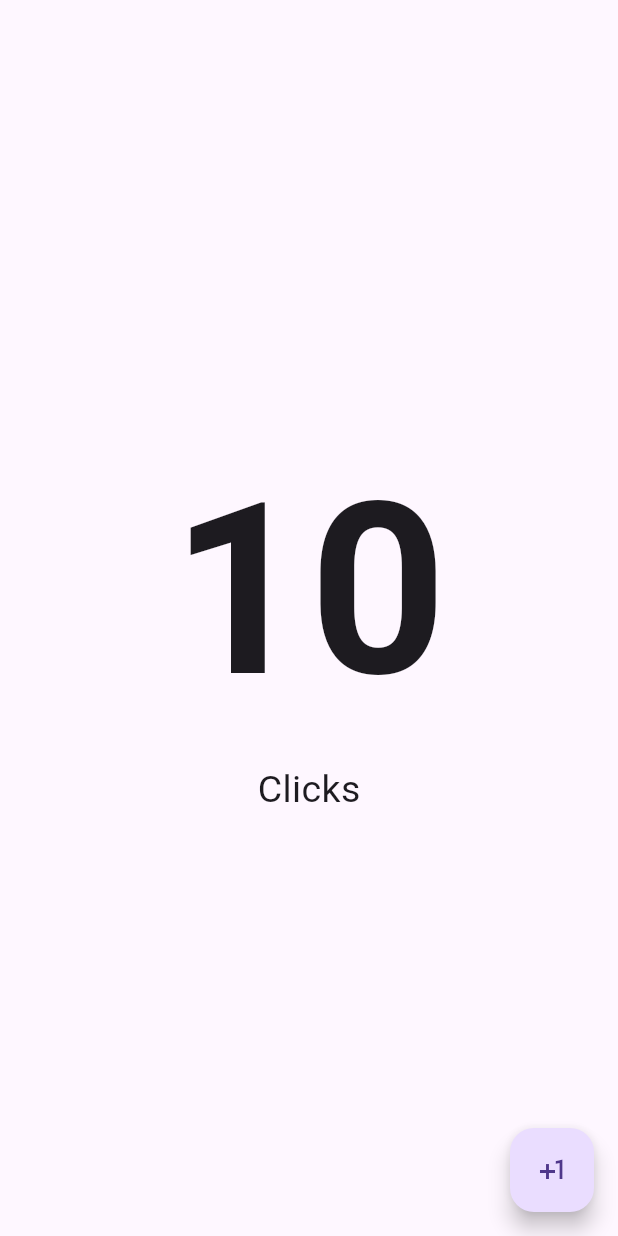
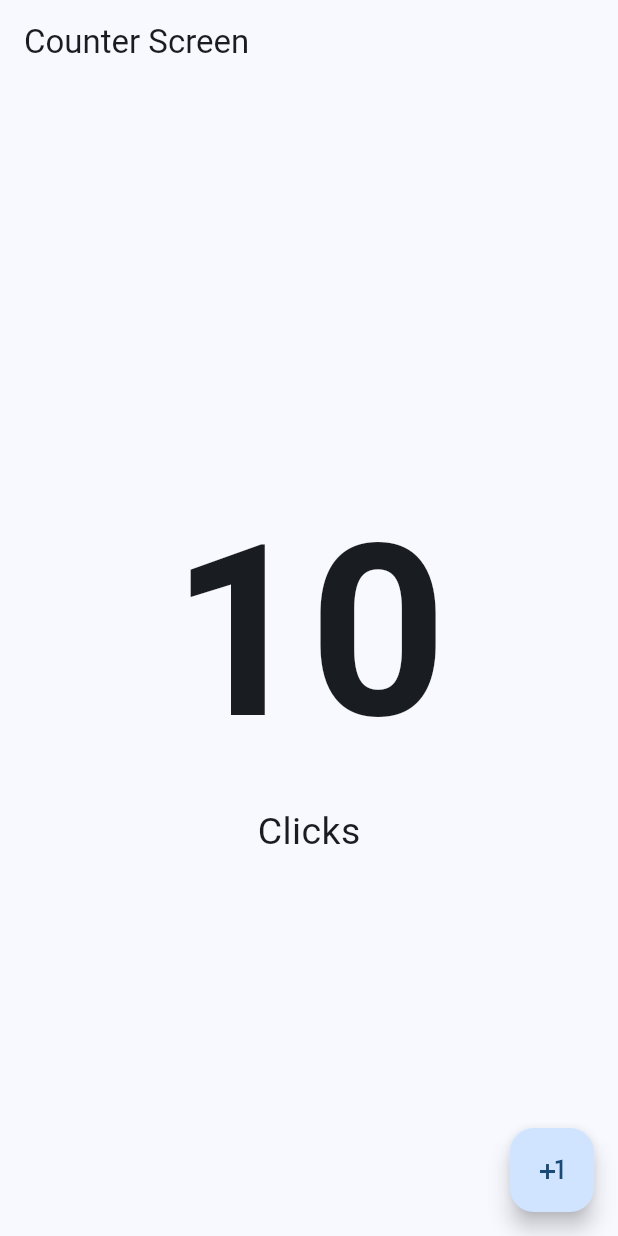
Before and after one commit to KevinMartinezC/flutter-learning, a Flutter app: the screen it shows after launch, on a phone screen of 412 x 824 dp. Run offline on Flutter 3.47's test engine with Material 3 defaults, Android fonts, the phone set to English and light mode, and no system bars.

Commit message:
chore: update colorSchemeSeed

```diff
--- a/lib/main.dart
+++ b/lib/main.dart
@@ -11,9 +11,12 @@ class MyApp extends StatelessWidget {
 
   @override
   Widget build(BuildContext context) {
-    return const MaterialApp( //add const when it will never change
+    return MaterialApp( //add const when it will never change
     debugShowCheckedModeBanner: false,
         home: CounterScreen(),
+        theme: ThemeData(
+          colorSchemeSeed: Colors.blue
+        ),
     );
   }
 }
--- a/lib/presentation/screens/counter/counter_screen.dart
+++ b/lib/presentation/screens/counter/counter_screen.dart
@@ -6,6 +6,9 @@ class CounterScreen extends StatelessWidget {
   @override
   Widget build(BuildContext context) {
     return Scaffold(
+      appBar: AppBar(
+        title: Text("Counter Screen"),
+      ),
       body: Center(
         child: Column(
           mainAxisAlignment: .center,
```
